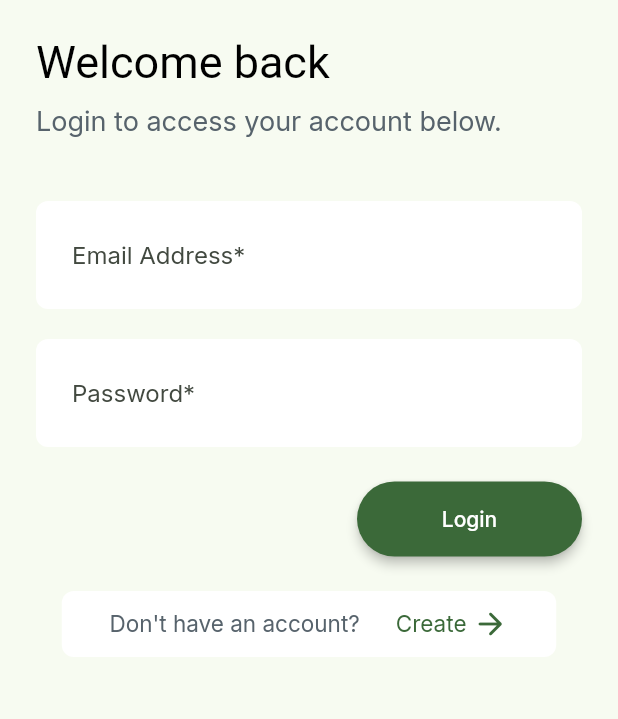
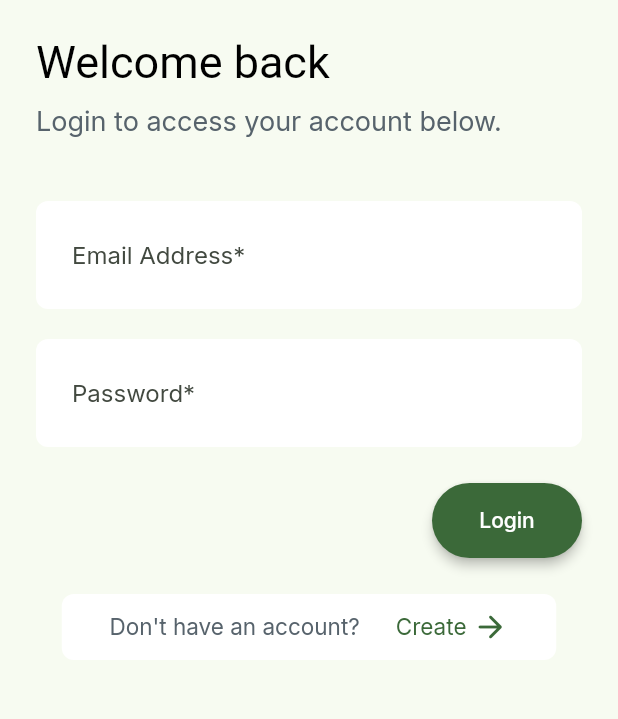
Before and after one commit to komnut/moneymemo_2, a Flutter app: the screen it shows after launch, on a phone screen of 412 x 824 dp, the part 246-965 px from its top. Run offline on Flutter 3.47's test engine with Material 3 defaults, Android fonts, the phone set to English and light mode, and no system bars; our stand-ins replace cloud_firestore, firebase_auth, firebase_core, form_field_validator, google_fonts, hexcolor; accounts and stored records are empty; Roboto replaces fonts that are missing (Readex Pro).

Commit message:
completed p1

```diff
--- a/lib/screens/login_screen.dart
+++ b/lib/screens/login_screen.dart
@@ -170,21 +170,24 @@ class _LoginscreenState extends State<Loginscreen> {
                                   ),
                                   Row(
                                     mainAxisSize: MainAxisSize.max,
-                                    mainAxisAlignment:
-                                        MainAxisAlignment.spaceBetween,
+                                    mainAxisAlignment: MainAxisAlignment.end,
                                     children: [
-                                      CustomTextButton(
-                                        onPressed: () {
-                                          print("Click Forget Password");
-                                        },
-                                        text: "",
-                                      ),
-                                      CustomElevatedButton(
-                                        onPressed: _login,
-                                        text: 'Login',
-                                        color: Theme.of(context)
-                                            .colorScheme
-                                            .primary,
+                                      // CustomTextButton(
+                                      //   onPressed: () {
+                                      //     print("Click Forget Password");
+                                      //   },
+                                      //   text: "",
+                                      // ),
+                                      Padding(
+                                        padding: const EdgeInsetsDirectional
+                                            .fromSTEB(0, 24, 0, 24),
+                                        child: CustomElevatedButton(
+                                          onPressed: _login,
+                                          text: 'Login',
+                                          color: Theme.of(context)
+                                              .colorScheme
+                                              .primary,
+                                        ),
                                       )
                                     ],
                                   ),
--- a/lib/widgets/custom_elevated_buttom.dart
+++ b/lib/widgets/custom_elevated_buttom.dart
@@ -18,7 +18,7 @@ class CustomElevatedButton extends StatelessWidget {
     return ElevatedButton(
       onPressed: onPressed,
       style: ElevatedButton.styleFrom(
-        fixedSize: const Size(150, 50),
+        minimumSize: const Size(100, 50),
         backgroundColor: color,
         elevation: 3,
         shape: RoundedRectangleBorder(
```
